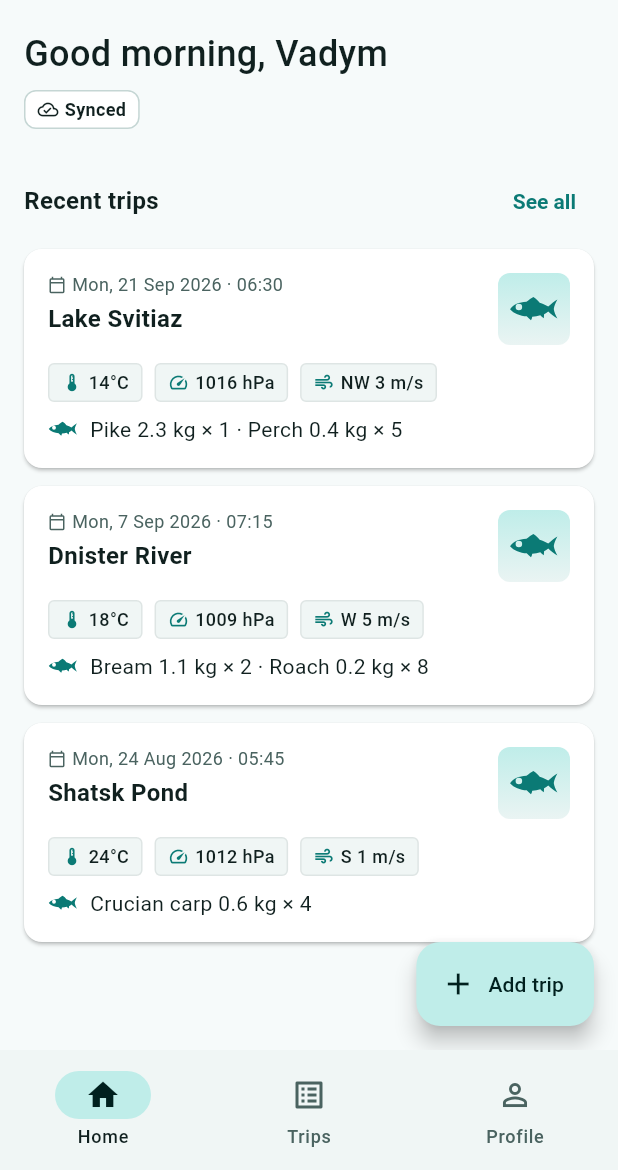
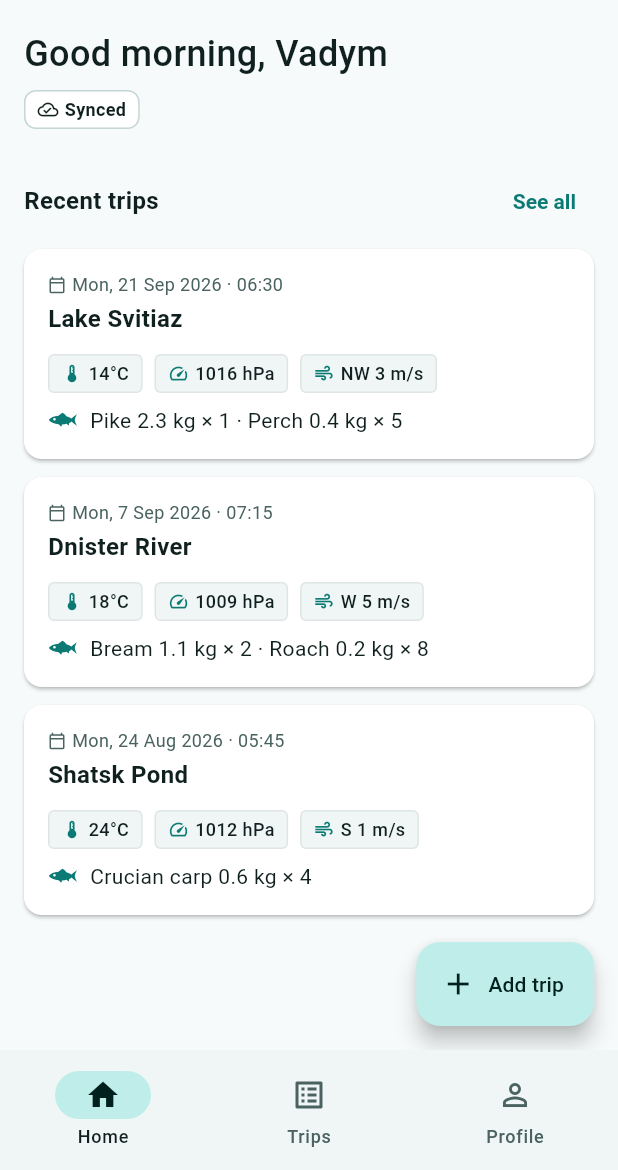
Before and after one commit to VadymMarushka/Tunets, a Flutter app: the AppShell screen opened directly, on a phone screen of 412 x 824 dp, the part 66-1236 px from its top. Run offline on Flutter 3.47's test engine with Material 3 defaults, Android fonts, the phone set to English and light mode, and no system bars; missing offline and left inert: fluent_ui; statements that could not run were skipped.

Commit message:
Fish icon: smaller eye; remove thumbnails from trip cards
Co-Authored-By: Claude Opus 5.5 <noreply@anthropic.com>

```diff
--- a/lib/core/widgets/brand.dart
+++ b/lib/core/widgets/brand.dart
@@ -149,13 +149,13 @@ class _FishIconPainter extends CustomPainter {
 
   final Color color;
 
-  /// Body with the eye cut out. The eye is a bit larger than on the logo
-  /// so it stays visible at 14–16 px.
+  /// Body with the eye cut out.
   static final _shape = Path.combine(
     PathOperation.difference,
     _fishBody,
     Path()
-      ..addOval(Rect.fromCircle(center: const Offset(12, 22.4), radius: 2.6)),
+      // Small eye, set a bit inward so it does not touch the head outline.
+      ..addOval(Rect.fromCircle(center: const Offset(12.6, 23), radius: 1.8)),
   );
 
   @override
--- a/lib/core/widgets/trip_card.dart
+++ b/lib/core/widgets/trip_card.dart
@@ -34,19 +34,8 @@ class TripCard extends StatelessWidget {
         crossAxisAlignment: CrossAxisAlignment.start,
         children: [
           Row(
-            crossAxisAlignment: CrossAxisAlignment.start,
             children: [
-              Expanded(
-                child: Column(
-                  crossAxisAlignment: CrossAxisAlignment.start,
-                  children: [
-                    Row(
-                      children: [
-                        Icon(
-                          AppIcons.calendar,
-                          size: 12,
-                          color: palette.secondaryText,
-                        ),
+              Icon(AppIcons.calendar, size: 12, color: palette.secondaryText),
               const SizedBox(width: AppSpacing.xs),
               Flexible(
                 child: Text(
@@ -62,13 +51,6 @@ class TripCard extends StatelessWidget {
             trip.waterBody,
             style: AppTextStyles.subtitle(context),
             overflow: TextOverflow.ellipsis,
-                    ),
-                  ],
-                ),
-              ),
-              const SizedBox(width: AppSpacing.sm),
-              const FishThumbnail(size: 48),
-            ],
           ),
           const SizedBox(height: AppSpacing.sm),
           WeatherChips(weather: trip.weather),
```
Lines whose indentation alone changed are shown as unchanged.
